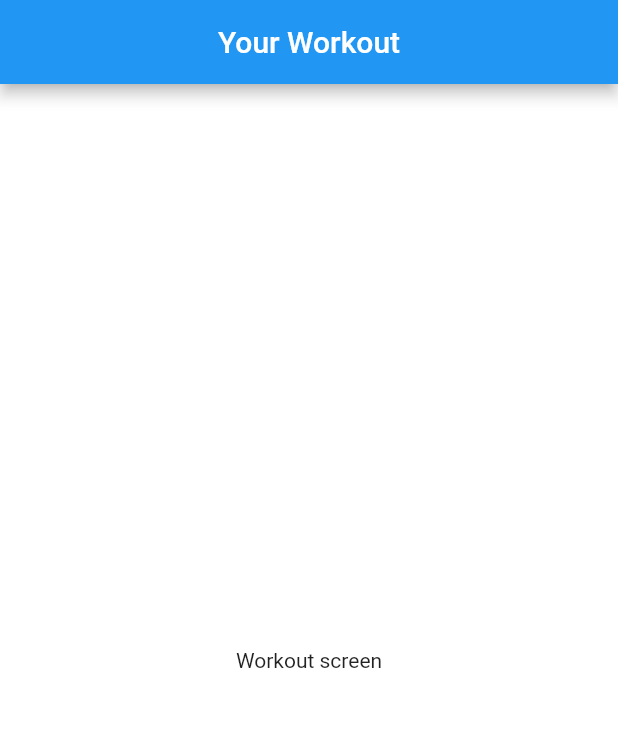
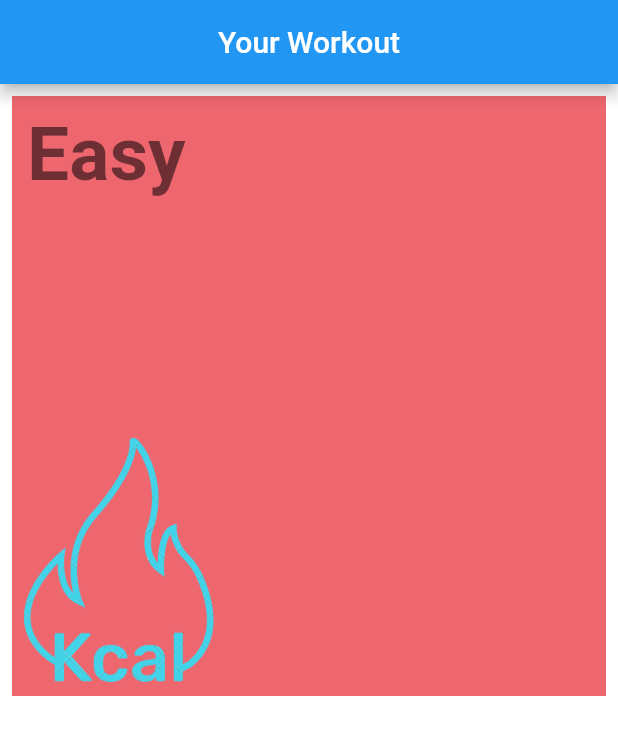
Before and after one commit to KhornSokheng/home_fitness_app, a Flutter app: the Workout screen opened directly, on a phone screen of 412 x 824 dp. Shown: the top 735 px of the screen. Run offline on Flutter 3.47's test engine with Material 2 defaults, Android fonts, the phone set to English and light mode, and no system bars; our stand-ins replace badges, curved_navigation_bar, font_awesome_flutter.

Commit message:
Level_workout

```diff
--- /dev/null
+++ b/lib/models/level.dart
@@ -0,0 +1,13 @@
+import 'package:flutter/cupertino.dart';
+
+class Level {
+  String name;
+  int value;
+  String unit;
+
+  Level({
+    required this.name,
+    required this.unit,
+    required this.value,
+  });
+}
--- /dev/null
+++ b/lib/screens/workout/levelcard.dart
@@ -0,0 +1,48 @@
+import 'package:flutter/material.dart';
+import 'package:flutter/cupertino.dart';
+import 'package:home_fitness/models/activity.dart';
+import 'package:home_fitness/screens/workout/workout.dart';
+
+import '../../models/level.dart';
+
+class LevelCard extends StatefulWidget {
+  /*const LevelCard({Key? key}) : super(key: key);*/
+  Level level;
+  LevelCard({
+    required this.level,
+  });
+
+  @override
+  State<LevelCard> createState() => _LevelCardState();
+}
+
+class _LevelCardState extends State<LevelCard> {
+  @override
+  Widget build(BuildContext context) {
+    return Container(
+      child: Stack(
+        alignment: Alignment.center,
+        children: [
+          Ink.image(
+            image: AssetImage('assets/cal_burn.png'),
+            height: 400,
+            width: 400,
+            fit: BoxFit.cover,
+          ),
+          Positioned(
+            left: 10,
+            top: 10,
+            child: Text(
+              widget.level.name,
+              style: TextStyle(
+                color: Colors.black54,
+                fontSize: 50,
+                fontWeight: FontWeight.bold,
+              ),
+            ),
+          ),
+        ],
+      ),
+    );
+  }
+}
--- a/lib/screens/workout/workout.dart
+++ b/lib/screens/workout/workout.dart
@@ -1,4 +1,8 @@
 import 'package:flutter/material.dart';
+import 'package:home_fitness/models/level.dart';
+import 'package:home_fitness/screens/achievement/activity_card.dart';
+import 'package:home_fitness/models/activity.dart';
+import 'package:home_fitness/screens/workout/levelcard.dart';
 
 class Workout extends StatefulWidget {
   const Workout({Key? key}) : super(key: key);
@@ -16,7 +20,20 @@ class _WorkoutState extends State<Workout> {
         title: Text("Your Workout"),
         centerTitle: true,
       ),
-      body: Center(child: Text('Workout screen')),
+      body: Padding(
+        padding: const EdgeInsets.all(8.0),
+        child: Row(children: [
+          Flexible(
+            child: LevelCard(
+              level: Level(
+                name: 'Easy',
+                unit: '5',
+                value: 50,
+              ),
+            ),
+          ),
+        ]),
+      ),
     );
   }
 }
```
